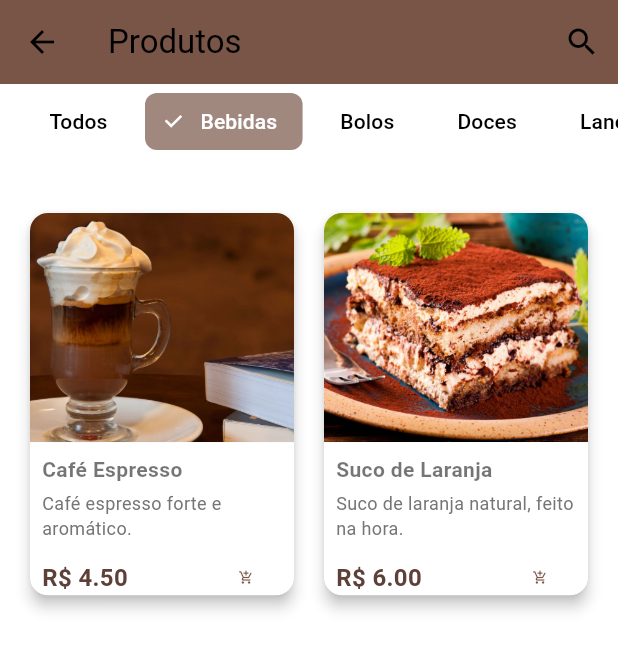
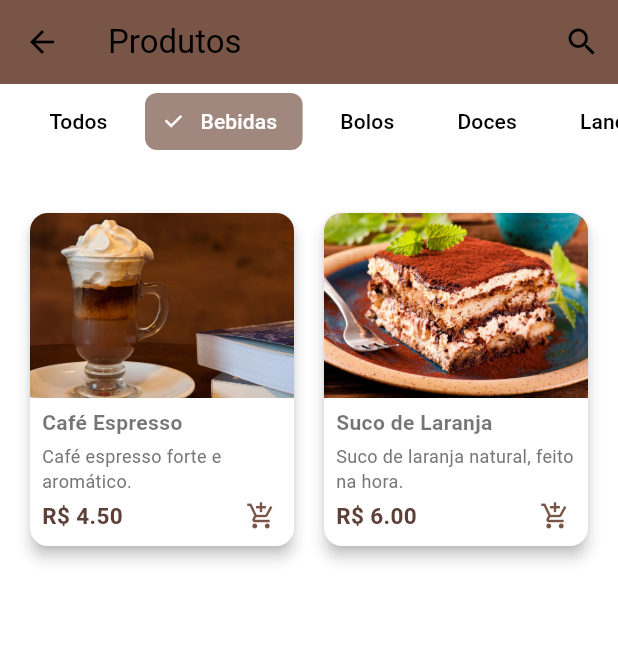
Before and after one commit to Alessandro-Franca01/padaria_app, a Flutter app: the ProductsScreen screen opened directly, after a tap on "Bebidas", on a phone screen of 412 x 824 dp. Shown: the top 650 px of the screen. Run offline on Flutter 3.47's test engine with Material 3 defaults, Android fonts, the phone set to English and light mode, and no system bars; our stand-ins replace carousel_slider, flutter_secure_storage, shared_preferences; accounts and stored records are empty.

Commit message:
feat: Ajustments text to product card

```diff
--- a/lib/screens/products_screen.dart
+++ b/lib/screens/products_screen.dart
@@ -116,7 +116,7 @@ class _ProductsScreenState extends State<ProductsScreen> {
                     crossAxisCount: 2,
                     crossAxisSpacing: 12,
                     mainAxisSpacing: 12,
-                    childAspectRatio: 0.7,
+                    childAspectRatio: 0.80,
                   ),
                   itemCount: filteredProducts.length,
                   itemBuilder: (context, index) {
@@ -156,7 +156,7 @@ class ProductCard extends StatelessWidget {
           crossAxisAlignment: CrossAxisAlignment.start,
           children: [
             Expanded(
-              flex: 3,
+              flex: 5,
               child: Container(
                 width: double.infinity,
                 decoration: BoxDecoration(
@@ -177,11 +177,12 @@ class ProductCard extends StatelessWidget {
               ),
             ),
             Expanded(
-              flex: 2,
+              flex: 4,
               child: Padding(
-                padding: EdgeInsets.all(8),
+                padding: EdgeInsets.symmetric(horizontal: 8, vertical: 6),
                 child: Column(
                   crossAxisAlignment: CrossAxisAlignment.start,
+                  mainAxisSize: MainAxisSize.min,
                   children: [
                     Text(
                       product.name,
@@ -205,6 +206,7 @@ class ProductCard extends StatelessWidget {
                     Spacer(),
                     Row(
                       mainAxisAlignment: MainAxisAlignment.spaceBetween,
+                      crossAxisAlignment: CrossAxisAlignment.center,
                       children: [
                         Expanded(
                           child: Text(
@@ -212,16 +214,18 @@ class ProductCard extends StatelessWidget {
                             style: TextStyle(
                               fontWeight: FontWeight.bold,
                               color: Colors.brown[700],
-                              fontSize: 16,
+                              fontSize: 15,
                             ),
                             overflow: TextOverflow.ellipsis,
                           ),
                         ),
+                        SizedBox(width: 4),
                         Consumer<CartService>(
                           builder: (context, cartService, child) {
-                            return IconButton(
-                              icon: Icon(Icons.add_shopping_cart),
-                              onPressed: product.isAvailable ? () {
+                            return Material(
+                              color: Colors.transparent,
+                              child: InkWell(
+                                onTap: product.isAvailable ? () {
                                   cartService.addItem(product);
                                   ScaffoldMessenger.of(context).showSnackBar(
                                     SnackBar(
@@ -231,8 +235,16 @@ class ProductCard extends StatelessWidget {
                                     ),
                                   );
                                 } : null,
-                              color: Colors.brown,
-                              iconSize: 10,
+                                borderRadius: BorderRadius.circular(20),
+                                child: Padding(
+                                  padding: EdgeInsets.all(4),
+                                  child: Icon(
+                                    Icons.add_shopping_cart,
+                                    color: product.isAvailable ? Colors.brown : Colors.grey,
+                                    size: 20,
+                                  ),
+                                ),
+                              ),
                             );
                           },
                         ),
```
Lines whose indentation alone changed are shown as unchanged.
